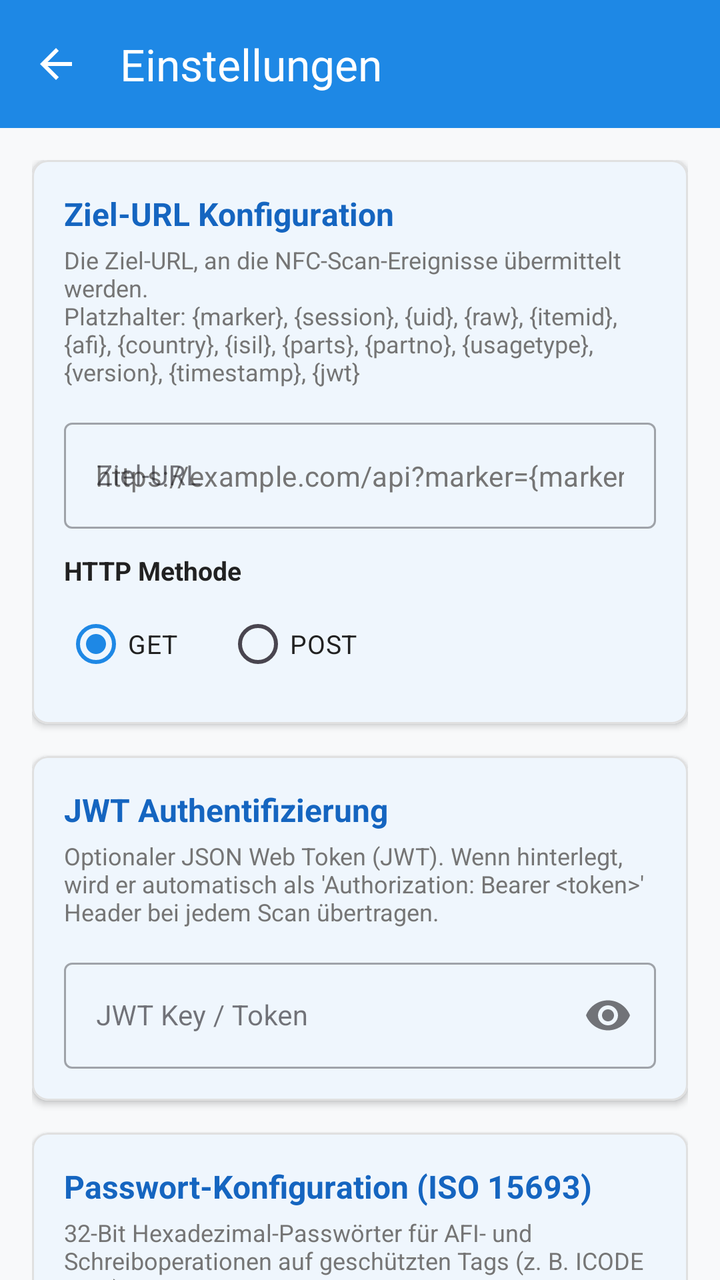
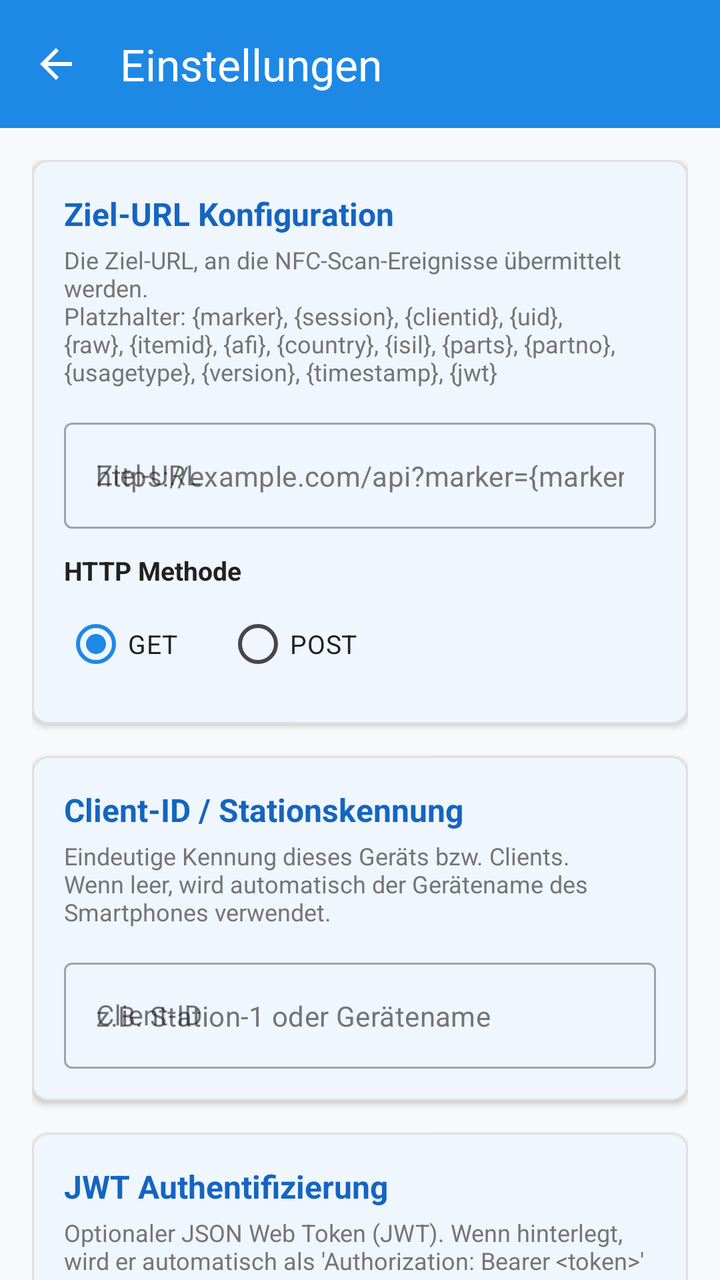

Before-and-after screenshots of an Android layout around one commit, followed by the original layout XML and the change that was made.
<!-- AndroidManifest.xml: application theme Theme.NfcReader -->
<!-- res/layout/activity_settings.xml -->
<?xml version="1.0" encoding="utf-8"?>
<androidx.coordinatorlayout.widget.CoordinatorLayout
    xmlns:android="http://schemas.android.com/apk/res/android"
    xmlns:app="http://schemas.android.com/apk/res-auto"
    xmlns:tools="http://schemas.android.com/tools"
    android:layout_width="match_parent"
    android:layout_height="match_parent"
    android:background="@color/background">

    <com.google.android.material.appbar.AppBarLayout
        android:layout_width="match_parent"
        android:layout_height="wrap_content"
        android:theme="@style/ThemeOverlay.MaterialComponents.Dark.ActionBar">

        <com.google.android.material.appbar.MaterialToolbar
            android:id="@+id/toolbarSettings"
            android:layout_width="match_parent"
            android:layout_height="?attr/actionBarSize"
            android:background="@color/primary"
            app:title="@string/settings_title"
            app:titleTextColor="@android:color/white"
            app:navigationIcon="?attr/homeAsUpIndicator" />

    </com.google.android.material.appbar.AppBarLayout>

    <androidx.core.widget.NestedScrollView
        android:layout_width="match_parent"
        android:layout_height="match_parent"
        app:layout_behavior="@string/appbar_scrolling_view_behavior"
        android:fillViewport="true">

        <LinearLayout
            android:layout_width="match_parent"
            android:layout_height="wrap_content"
            android:orientation="vertical"
            android:padding="16dp">

            
            <com.google.android.material.card.MaterialCardView
                android:layout_width="match_parent"
                android:layout_height="wrap_content"
                android:layout_marginBottom="16dp"
                app:cardBackgroundColor="@color/surface"
                app:cardCornerRadius="8dp"
                app:cardElevation="2dp"
                app:strokeColor="@color/card_border"
                app:strokeWidth="1dp">

                <LinearLayout
                    android:layout_width="match_parent"
                    android:layout_height="wrap_content"
                    android:orientation="vertical"
                    android:padding="16dp">

                    <TextView
                        android:layout_width="wrap_content"
                        android:layout_height="wrap_content"
                        android:text="@string/settings_target_url_section"
                        android:textColor="@color/primary_dark"
                        android:textSize="16sp"
                        android:textStyle="bold" />

                    <TextView
                        android:layout_width="match_parent"
                        android:layout_height="wrap_content"
                        android:layout_marginTop="4dp"
                        android:text="@string/settings_target_url_desc"
                        android:textColor="@color/text_secondary"
                        android:textSize="12sp" />

                    <com.google.android.material.textfield.TextInputLayout
                        android:id="@+id/tilSettingsTargetUrl"
                        style="@style/Widget.MaterialComponents.TextInputLayout.OutlinedBox"
                        android:layout_width="match_parent"
                        android:layout_height="wrap_content"
                        android:layout_marginTop="12dp"
                        android:hint="@string/target_url_label">

                        <com.google.android.material.textfield.TextInputEditText
                            android:id="@+id/etSettingsTargetUrl"
                            android:layout_width="match_parent"
                            android:layout_height="wrap_content"
                            android:hint="@string/target_url_hint"
                            android:textColor="@color/text_primary"
                            android:textColorHint="@color/text_secondary"
                            android:inputType="textUri"
                            android:textSize="14sp" />
                    </com.google.android.material.textfield.TextInputLayout>

                    <TextView
                        android:layout_width="wrap_content"
                        android:layout_height="wrap_content"
                        android:layout_marginTop="12dp"
                        android:text="@string/http_method"
                        android:textColor="@color/text_primary"
                        android:textSize="13sp"
                        android:textStyle="bold" />

                    <RadioGroup
                        android:id="@+id/rgSettingsHttpMethod"
                        android:layout_width="match_parent"
                        android:layout_height="wrap_content"
                        android:orientation="horizontal"
                        android:layout_marginTop="4dp">

                        <RadioButton
                            android:id="@+id/rbSettingsGet"
                            android:layout_width="wrap_content"
                            android:layout_height="wrap_content"
                            android:text="GET"
                            android:textColor="@color/text_primary"
                            android:checked="true"
                            android:textSize="13sp" />

                        <RadioButton
                            android:id="@+id/rbSettingsPost"
                            android:layout_width="wrap_content"
                            android:layout_height="wrap_content"
                            android:layout_marginStart="24dp"
                            android:text="POST"
                            android:textColor="@color/text_primary"
                            android:textSize="13sp" />
                    </RadioGroup>

                </LinearLayout>
            </com.google.android.material.card.MaterialCardView>

            
            <com.google.android.material.card.MaterialCardView
                android:layout_width="match_parent"
                android:layout_height="wrap_content"
                android:layout_marginBottom="16dp"
                app:cardBackgroundColor="@color/surface"
                app:cardCornerRadius="8dp"
                app:cardElevation="2dp"
                app:strokeColor="@color/card_border"
                app:strokeWidth="1dp">

                <LinearLayout
                    android:layout_width="match_parent"
                    android:layout_height="wrap_content"
                    android:orientation="vertical"
                    android:padding="16dp">

                    <TextView
                        android:layout_width="wrap_content"
                        android:layout_height="wrap_content"
                        android:text="@string/settings_jwt_section"
                        android:textColor="@color/primary_dark"
                        android:textSize="16sp"
                        android:textStyle="bold" />

                    <TextView
                        android:layout_width="match_parent"
                        android:layout_height="wrap_content"
                        android:layout_marginTop="4dp"
                        android:text="@string/settings_jwt_desc"
                        android:textColor="@color/text_secondary"
                        android:textSize="12sp" />

                    <com.google.android.material.textfield.TextInputLayout
                        android:id="@+id/tilSettingsJwtKey"
                        style="@style/Widget.MaterialComponents.TextInputLayout.OutlinedBox"
                        android:layout_width="match_parent"
                        android:layout_height="wrap_content"
                        android:layout_marginTop="12dp"
                        android:hint="@string/settings_jwt_label"
                        app:endIconMode="password_toggle">

                        <com.google.android.material.textfield.TextInputEditText
                            android:id="@+id/etSettingsJwtKey"
                            android:layout_width="match_parent"
                            android:layout_height="wrap_content"
                            android:textColor="@color/text_primary"
                            android:inputType="textPassword"
                            android:textSize="14sp" />
                    </com.google.android.material.textfield.TextInputLayout>

                </LinearLayout>
            </com.google.android.material.card.MaterialCardView>

            
            <com.google.android.material.card.MaterialCardView
                android:layout_width="match_parent"
                android:layout_height="wrap_content"
                android:layout_marginBottom="16dp"
                app:cardBackgroundColor="@color/surface"
                app:cardCornerRadius="8dp"
                app:cardElevation="2dp"
                app:strokeColor="@color/card_border"
                app:strokeWidth="1dp">

                <LinearLayout
                    android:layout_width="match_parent"
                    android:layout_height="wrap_content"
                    android:orientation="vertical"
                    android:padding="16dp">

                    <TextView
                        android:layout_width="wrap_content"
                        android:layout_height="wrap_content"
                        android:text="@string/settings_passwords_section"
                        android:textColor="@color/primary_dark"
                        android:textSize="16sp"
                        android:textStyle="bold" />

                    <TextView
                        android:layout_width="match_parent"
                        android:layout_height="wrap_content"
                        android:layout_marginTop="4dp"
                        android:text="@string/settings_passwords_desc"
                        android:textColor="@color/text_secondary"
                        android:textSize="12sp" />

                    <com.google.android.material.materialswitch.MaterialSwitch
                        android:id="@+id/switchSettingsUseAfiPassword"
                        android:layout_width="match_parent"
                        android:layout_height="wrap_content"
                        android:layout_marginTop="12dp"
                        android:text="@string/settings_use_afi_password_label"
                        android:textColor="@color/text_primary"
                        android:textSize="14sp" />

                    <com.google.android.material.textfield.TextInputLayout
                        android:id="@+id/tilSettingsAfiPassword"
                        style="@style/Widget.MaterialComponents.TextInputLayout.OutlinedBox"
                        android:layout_width="match_parent"
                        android:layout_height="wrap_content"
                        android:layout_marginTop="8dp"
                        android:hint="@string/settings_afi_password_label"
                        app:endIconMode="password_toggle">

                        <com.google.android.material.textfield.TextInputEditText
                            android:id="@+id/etSettingsAfiPassword"
                            android:layout_width="match_parent"
                            android:layout_height="wrap_content"
                            android:hint="@string/settings_afi_password_hint"
                            android:textColor="@color/text_primary"
                            android:textColorHint="@color/text_secondary"
                            android:inputType="textPassword"
                            android:digits="0123456789abcdefABCDEFxX"
                            android:maxLength="10"
                            android:textSize="14sp" />
                    </com.google.android.material.textfield.TextInputLayout>

                    <com.google.android.material.materialswitch.MaterialSwitch
                        android:id="@+id/switchSettingsUseWritePassword"
                        android:layout_width="match_parent"
                        android:layout_height="wrap_content"
                        android:layout_marginTop="16dp"
                        android:enabled="false"
                        android:text="@string/settings_use_write_password_label"
                        android:textColor="@color/text_primary"
                        android:textSize="14sp" />

                    <com.google.android.material.textfield.TextInputLayout
                        android:id="@+id/tilSettingsWritePassword"
                        style="@style/Widget.MaterialComponents.TextInputLayout.OutlinedBox"
                        android:layout_width="match_parent"
                        android:layout_height="wrap_content"
                        android:layout_marginTop="8dp"
                        android:enabled="false"
                        android:hint="@string/settings_write_password_label"
                        app:endIconMode="password_toggle">

                        <com.google.android.material.textfield.TextInputEditText
                            android:id="@+id/etSettingsWritePassword"
                            android:layout_width="match_parent"
                            android:layout_height="wrap_content"
                            android:enabled="false"
                            android:hint="@string/settings_write_password_hint"
                            android:textColor="@color/text_primary"
                            android:textColorHint="@color/text_secondary"
                            android:inputType="textPassword"
                            android:digits="0123456789abcdefABCDEFxX"
                            android:maxLength="10"
                            android:textSize="14sp" />
                    </com.google.android.material.textfield.TextInputLayout>

                </LinearLayout>
            </com.google.android.material.card.MaterialCardView>

            
            <com.google.android.material.card.MaterialCardView
                android:layout_width="match_parent"
                android:layout_height="wrap_content"
                android:layout_marginBottom="24dp"
                app:cardBackgroundColor="@color/surface"
                app:cardCornerRadius="8dp"
                app:cardElevation="2dp"
                app:strokeColor="@color/card_border"
                app:strokeWidth="1dp">

                <LinearLayout
                    android:layout_width="match_parent"
                    android:layout_height="wrap_content"
                    android:orientation="vertical"
                    android:padding="16dp">

                    <TextView
                        android:layout_width="wrap_content"
                        android:layout_height="wrap_content"
                        android:text="@string/settings_debug_section"
                        android:textColor="@color/primary_dark"
                        android:textSize="16sp"
                        android:textStyle="bold" />

                    <TextView
                        android:layout_width="match_parent"
                        android:layout_height="wrap_content"
                        android:layout_marginTop="4dp"
                        android:text="@string/settings_debug_desc"
                        android:textColor="@color/text_secondary"
                        android:textSize="12sp" />

                    <com.google.android.material.materialswitch.MaterialSwitch
                        android:id="@+id/switchSettingsDebugMode"
                        android:layout_width="match_parent"
                        android:layout_height="wrap_content"
                        android:layout_marginTop="12dp"
                        android:text="@string/settings_debug_label"
                        android:textColor="@color/text_primary"
                        android:textSize="14sp" />

                </LinearLayout>
            </com.google.android.material.card.MaterialCardView>

            
            <com.google.android.material.button.MaterialButton
                android:id="@+id/btnSaveSettings"
                android:layout_width="match_parent"
                android:layout_height="52dp"
                android:backgroundTint="@color/primary"
                android:text="@string/settings_save"
                android:textColor="@android:color/white"
                android:textSize="15sp"
                app:cornerRadius="8dp" />

            
            <TextView
                android:id="@+id/tvCopyrightNotice"
                android:layout_width="match_parent"
                android:layout_height="wrap_content"
                android:layout_marginTop="24dp"
                android:layout_marginBottom="16dp"
                android:gravity="center"
                android:text="@string/copyright_notice"
                android:textColor="@color/text_secondary"
                android:textSize="12sp" />

        </LinearLayout>
    </androidx.core.widget.NestedScrollView>

</androidx.coordinatorlayout.widget.CoordinatorLayout>
<!-- resources referenced by this layout -->
<resources>
  <color name="background">#F8F9FA</color>
  <color name="card_border">#E0E0E0</color>
  <color name="primary">#1E88E5</color>
  <color name="primary_dark">#1565C0</color>
  <color name="surface">#FFFFFF</color>
  <color name="text_primary">#212121</color>
  <color name="text_secondary">#757575</color>
  <string name="copyright_notice">© 2026 info-age GmbH, Basel\nLizenziert unter Apache License 2.0</string>
  <string name="http_method">HTTP Methode</string>
  <string name="settings_afi_password_hint">z.B. 00000000</string>
  <string name="settings_afi_password_label">AFI-Passwort (32-Bit Hex)</string>
  <string name="settings_debug_desc">Gibt bei jedem Scan-Vorgang den vollständigen HTTP-Request (URL, Header, Body) aus.</string>
  <string name="settings_debug_label">HTTP-Request Debug aktivieren</string>
  <string name="settings_debug_section">Debug-Modus</string>
  <string name="settings_jwt_desc">Optionaler JSON Web Token (JWT). Wenn hinterlegt, wird er automatisch als \'Authorization: Bearer &lt;token&gt;\' Header bei jedem Scan übertragen.</string>
  <string name="settings_jwt_label">JWT Key / Token</string>
  <string name="settings_jwt_section">JWT Authentifizierung</string>
  <string name="settings_passwords_desc">32-Bit Hexadezimal-Passwörter für AFI- und Schreiboperationen auf geschützten Tags (z. B. ICODE SLIX). Standardwert: 00000000.</string>
  <string name="settings_passwords_section">Passwort-Konfiguration (ISO 15693)</string>
  <string name="settings_save">Speichern</string>
  <string name="settings_target_url_desc">Die Ziel-URL, an die NFC-Scan-Ereignisse übermittelt werden.\nPlatzhalter: {marker}, {session}, {uid}, {raw}, {itemid}, {afi}, {country}, {isil}, {parts}, {partno}, {usagetype}, {version}, {timestamp}, {jwt}</string>
  <string name="settings_target_url_section">Ziel-URL Konfiguration</string>
  <string name="settings_title">Einstellungen</string>
  <string name="settings_use_afi_password_label">AFI-Passwort verwenden</string>
  <string name="settings_use_write_password_label">Write-Passwort verwenden</string>
  <string name="settings_write_password_hint">z.B. 00000000</string>
  <string name="settings_write_password_label">Write-Passwort (32-Bit Hex)</string>
  <string name="target_url_hint">https://example.com/api?marker={marker}&amp;itemid={itemid}&amp;afi={afi}</string>
  <string name="target_url_label">Ziel-URL</string>
  <style name="Theme.NfcReader" parent="Theme.Material3.DayNight.NoActionBar">
          <item name="colorPrimary">@color/primary</item>
          <item name="colorPrimaryDark">@color/primary_dark</item>
          <item name="colorSecondary">@color/accent</item>
          <item name="colorSurface">@color/surface</item>
          <item name="android:colorBackground">@color/background</item>
          <item name="android:textColorPrimary">@color/text_primary</item>
          <item name="android:textColorSecondary">@color/text_secondary</item>
          <item name="android:statusBarColor">@color/status_bar</item>
      </style>
  <color name="accent">#00ACC1</color>
  <color name="status_bar">#1565C0</color>
</resources>

<!-- the commit's change to res/layout/activity_settings.xml (unified diff, before → after) -->
@@ -145,6 +145,61 @@
                     <TextView
                         android:layout_width="wrap_content"
                         android:layout_height="wrap_content"
+                        android:text="@string/settings_client_id_section"
+                        android:textColor="@color/primary_dark"
+                        android:textSize="16sp"
+                        android:textStyle="bold" />
+
+                    <TextView
+                        android:layout_width="match_parent"
+                        android:layout_height="wrap_content"
+                        android:layout_marginTop="4dp"
+                        android:text="@string/settings_client_id_desc"
+                        android:textColor="@color/text_secondary"
+                        android:textSize="12sp" />
+
+                    <com.google.android.material.textfield.TextInputLayout
+                        android:id="@+id/tilSettingsClientId"
+                        style="@style/Widget.MaterialComponents.TextInputLayout.OutlinedBox"
+                        android:layout_width="match_parent"
+                        android:layout_height="wrap_content"
+                        android:layout_marginTop="12dp"
+                        android:hint="@string/settings_client_id_label">
+
+                        <com.google.android.material.textfield.TextInputEditText
+                            android:id="@+id/etSettingsClientId"
+                            android:layout_width="match_parent"
+                            android:layout_height="wrap_content"
+                            android:hint="@string/settings_client_id_hint"
+                            android:textColor="@color/text_primary"
+                            android:textColorHint="@color/text_secondary"
+                            android:inputType="text"
+                            android:textSize="14sp" />
+                    </com.google.android.material.textfield.TextInputLayout>
+
+                </LinearLayout>
+            </com.google.android.material.card.MaterialCardView>
+
+            
+            <com.google.android.material.card.MaterialCardView
+                android:layout_width="match_parent"
+                android:layout_height="wrap_content"
+                android:layout_marginBottom="16dp"
+                app:cardBackgroundColor="@color/surface"
+                app:cardCornerRadius="8dp"
+                app:cardElevation="2dp"
+                app:strokeColor="@color/card_border"
+                app:strokeWidth="1dp">
+
+                <LinearLayout
+                    android:layout_width="match_parent"
+                    android:layout_height="wrap_content"
+                    android:orientation="vertical"
+                    android:padding="16dp">
+
+                    <TextView
+                        android:layout_width="wrap_content"
+                        android:layout_height="wrap_content"
                         android:text="@string/settings_jwt_section"
                         android:textColor="@color/primary_dark"
                         android:textSize="16sp"
@@ -326,17 +381,6 @@
             </com.google.android.material.card.MaterialCardView>
 
             
-            <com.google.android.material.button.MaterialButton
-                android:id="@+id/btnSaveSettings"
-                android:layout_width="match_parent"
-                android:layout_height="52dp"
-                android:backgroundTint="@color/primary"
-                android:text="@string/settings_save"
-                android:textColor="@android:color/white"
-                android:textSize="15sp"
-                app:cornerRadius="8dp" />
-
-            
             <TextView
                 android:id="@+id/tvCopyrightNotice"
                 android:layout_width="match_parent"
<!-- resource entries referenced after the edit -->
@@ -11,6 +11,10 @@
   <string name="http_method">HTTP Methode</string>
   <string name="settings_afi_password_hint">z.B. 00000000</string>
   <string name="settings_afi_password_label">AFI-Passwort (32-Bit Hex)</string>
+  <string name="settings_client_id_desc">Eindeutige Kennung dieses Geräts bzw. Clients. Wenn leer, wird automatisch der Gerätename des Smartphones verwendet.</string>
+  <string name="settings_client_id_hint">z.B. Station-1 oder Gerätename</string>
+  <string name="settings_client_id_label">Client-ID</string>
+  <string name="settings_client_id_section">Client-ID / Stationskennung</string>
   <string name="settings_debug_desc">Gibt bei jedem Scan-Vorgang den vollständigen HTTP-Request (URL, Header, Body) aus.</string>
   <string name="settings_debug_label">HTTP-Request Debug aktivieren</string>
   <string name="settings_debug_section">Debug-Modus</string>
@@ -19,8 +23,7 @@
   <string name="settings_jwt_section">JWT Authentifizierung</string>
   <string name="settings_passwords_desc">32-Bit Hexadezimal-Passwörter für AFI- und Schreiboperationen auf geschützten Tags (z. B. ICODE SLIX). Standardwert: 00000000.</string>
   <string name="settings_passwords_section">Passwort-Konfiguration (ISO 15693)</string>
-  <string name="settings_save">Speichern</string>
-  <string name="settings_target_url_desc">Die Ziel-URL, an die NFC-Scan-Ereignisse übermittelt werden.\nPlatzhalter: {marker}, {session}, {uid}, {raw}, {itemid}, {afi}, {country}, {isil}, {parts}, {partno}, {usagetype}, {version}, {timestamp}, {jwt}</string>
+  <string name="settings_target_url_desc">Die Ziel-URL, an die NFC-Scan-Ereignisse übermittelt werden.\nPlatzhalter: {marker}, {session}, {clientid}, {uid}, {raw}, {itemid}, {afi}, {country}, {isil}, {parts}, {partno}, {usagetype}, {version}, {timestamp}, {jwt}</string>
   <string name="settings_target_url_section">Ziel-URL Konfiguration</string>
   <string name="settings_title">Einstellungen</string>
   <string name="settings_use_afi_password_label">AFI-Passwort verwenden</string>
